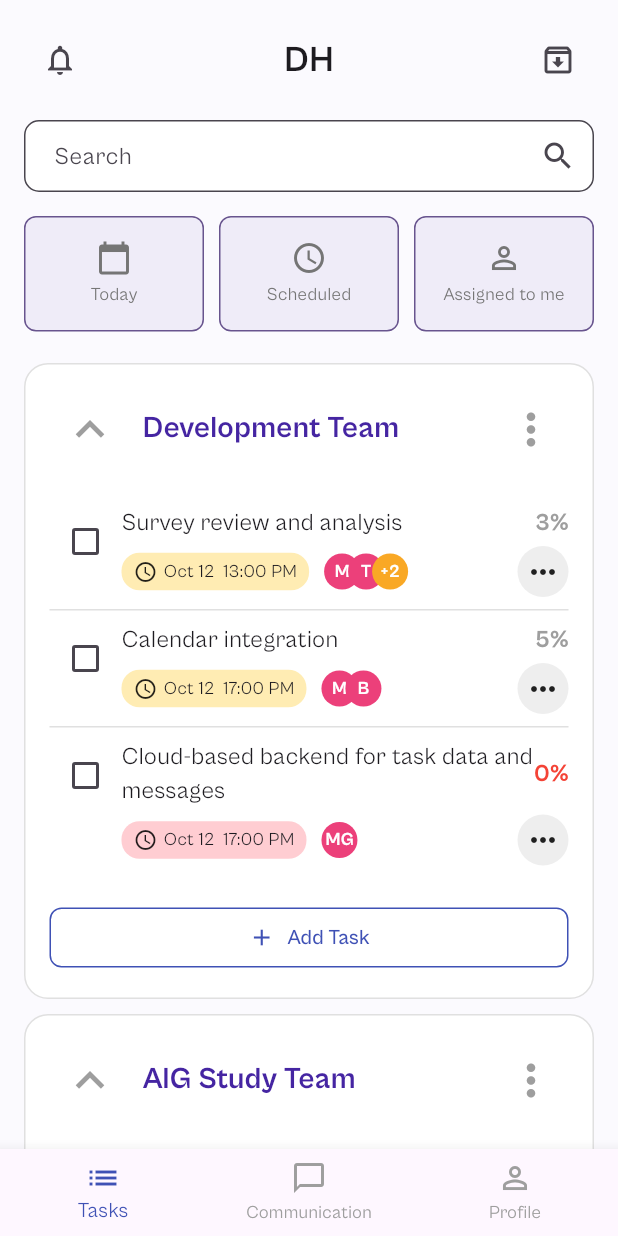
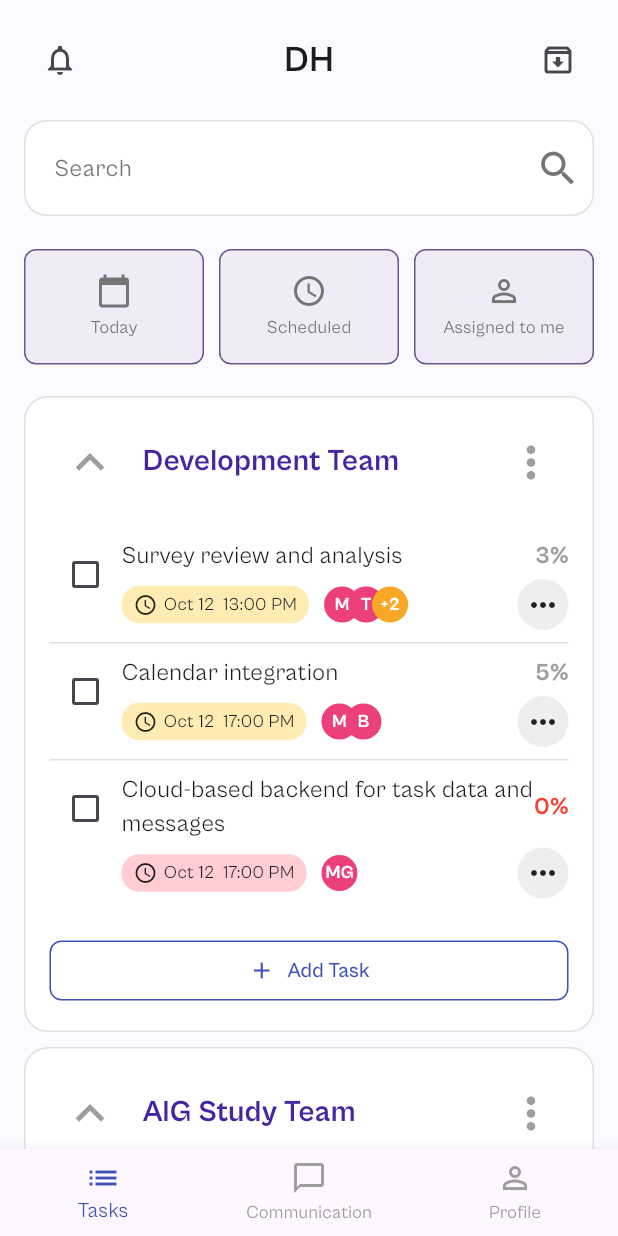
Before and after one commit to getch04/task_app, a Flutter app: the screen it shows after launch, on a phone screen of 412 x 824 dp. Run offline on Flutter 3.47's test engine with Material 3 defaults, Android fonts, the phone set to English and light mode, and no system bars; our stand-ins replace flutter_riverpod.

Commit message:
fix(UI): search bar UI correction to align design

```diff
--- a/lib/features/task_management/presentation/screens/task_home_page.dart
+++ b/lib/features/task_management/presentation/screens/task_home_page.dart
@@ -96,19 +96,36 @@ class _TaskListScreenState extends State<TaskListScreen> {
 
   Widget _buildSearchBar() {
     return Padding(
-      padding: const EdgeInsets.symmetric(horizontal: 16.0),
+      padding: const EdgeInsets.symmetric(
+        horizontal: 16.0,
+      ),
+      child: SizedBox(
+        height: 70,
         child: TextField(
           decoration: InputDecoration(
             hintText: 'Search',
+            hintStyle: TextStyle(
+              color: Colors.grey[600],
+              fontSize: 16,
+            ),
             border: OutlineInputBorder(
-            borderRadius: BorderRadius.circular(10),
-            borderSide: BorderSide(color: Colors.grey[200]!),
+              borderRadius: BorderRadius.circular(15),
+              borderSide: BorderSide(color: Colors.grey[300]!),
             ),
-          suffixIcon: const Icon(Icons.search),
+            enabledBorder: OutlineInputBorder(
+              borderRadius: BorderRadius.circular(15),
+              borderSide: BorderSide(color: Colors.grey[300]!),
+            ),
+            suffixIcon: Icon(
+              Icons.search,
+              size: 30,
+              color: Colors.grey.shade600,
+            ),
             filled: true,
             fillColor: Colors.white,
             contentPadding:
-              const EdgeInsets.symmetric(horizontal: 16, vertical: 12),
+                const EdgeInsets.symmetric(horizontal: 16, vertical: 20),
+          ),
         ),
       ),
     );
--- a/lib/features/task_management/presentation/widgets/add_task_bottom_sheet.dart
+++ b/lib/features/task_management/presentation/widgets/add_task_bottom_sheet.dart
@@ -8,7 +8,6 @@ import '../providers.dart';
 
 class AddTaskBottomSheet extends ConsumerStatefulWidget {
   const AddTaskBottomSheet({super.key});
-
 
   @override
   ConsumerState<AddTaskBottomSheet> createState() => _AddTaskBottomSheetState();
@@ -54,16 +53,7 @@ class _AddTaskBottomSheetState extends ConsumerState<AddTaskBottomSheet> {
     final title = _titleController.text;
     if (title.isEmpty) return;
 
-    DateTime? finalDateTime;
-    if (_selectedDate != null && _selectedTime != null) {
-      finalDateTime = DateTime(
-        _selectedDate!.year,
-        _selectedDate!.month,
-        _selectedDate!.day,
-        _selectedTime!.hour,
-        _selectedTime!.minute,
-      );
-    }
+    if (_selectedDate != null && _selectedTime != null) {}
 
     // Add task using the controller
     ref.read(taskControllerProvider.notifier).addTask(
--- a/lib/features/task_management/presentation/widgets/task_section.dart
+++ b/lib/features/task_management/presentation/widgets/task_section.dart
@@ -1,5 +1,5 @@
 import 'package:flutter/material.dart';
-import 'package:tasks_app/core/widgets/custom_button.dart';
+
 import '../../domain/entities/task.dart';
 import 'task_card.dart';
 
```
Lines whose indentation alone changed are shown as unchanged.
